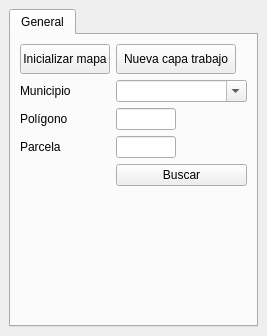
This is RrtnUtils/rrtn_utils_dockwidget_base.ui in carriaga/rrtn-utils as Qt 5 draws it before an edit. The edited form follows.
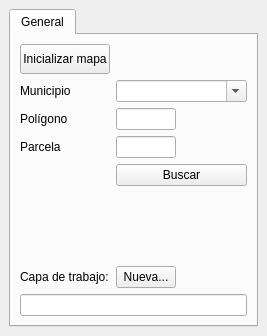
This is the edited form.

Commit message: Mejora UI: mostrar capa de trabajo en el panel.

Diff of the .ui file:
```diff
--- a/RrtnUtils/rrtn_utils_dockwidget_base.ui
+++ b/RrtnUtils/rrtn_utils_dockwidget_base.ui
@@ -132,22 +132,49 @@
           </property>
          </widget>
         </item>
-        <item row="0" column="1">
+        <item row="6" column="0">
+         <spacer name="verticalSpacer">
+          <property name="orientation">
+           <enum>Qt::Vertical</enum>
+          </property>
+          <property name="sizeHint" stdset="0">
+           <size>
+            <width>20</width>
+            <height>5</height>
+           </size>
+          </property>
+         </spacer>
+        </item>
+        <item row="7" column="0">
+         <widget class="QLabel" name="label_4">
+          <property name="text">
+           <string>Capa de trabajo:</string>
+          </property>
+         </widget>
+        </item>
+        <item row="7" column="1">
          <widget class="QPushButton" name="btnInitWorkingLayer">
-          <property name="minimumSize">
-           <size>
-            <width>120</width>
-            <height>30</height>
-           </size>
-          </property>
           <property name="maximumSize">
            <size>
-            <width>120</width>
-            <height>30</height>
+            <width>60</width>
+            <height>16777215</height>
            </size>
           </property>
           <property name="text">
-           <string>Nueva capa trabajo</string>
+           <string>Nueva...</string>
+          </property>
+         </widget>
+        </item>
+        <item row="8" column="0" colspan="2">
+         <widget class="QLineEdit" name="leWorkingLayer">
+          <property name="enabled">
+           <bool>true</bool>
+          </property>
+          <property name="text">
+           <string/>
+          </property>
+          <property name="readOnly">
+           <bool>true</bool>
           </property>
          </widget>
         </item>
```
Left out of the diff: 3 changed lines with no effect on the pictures. The commit also changes 1 other file.
